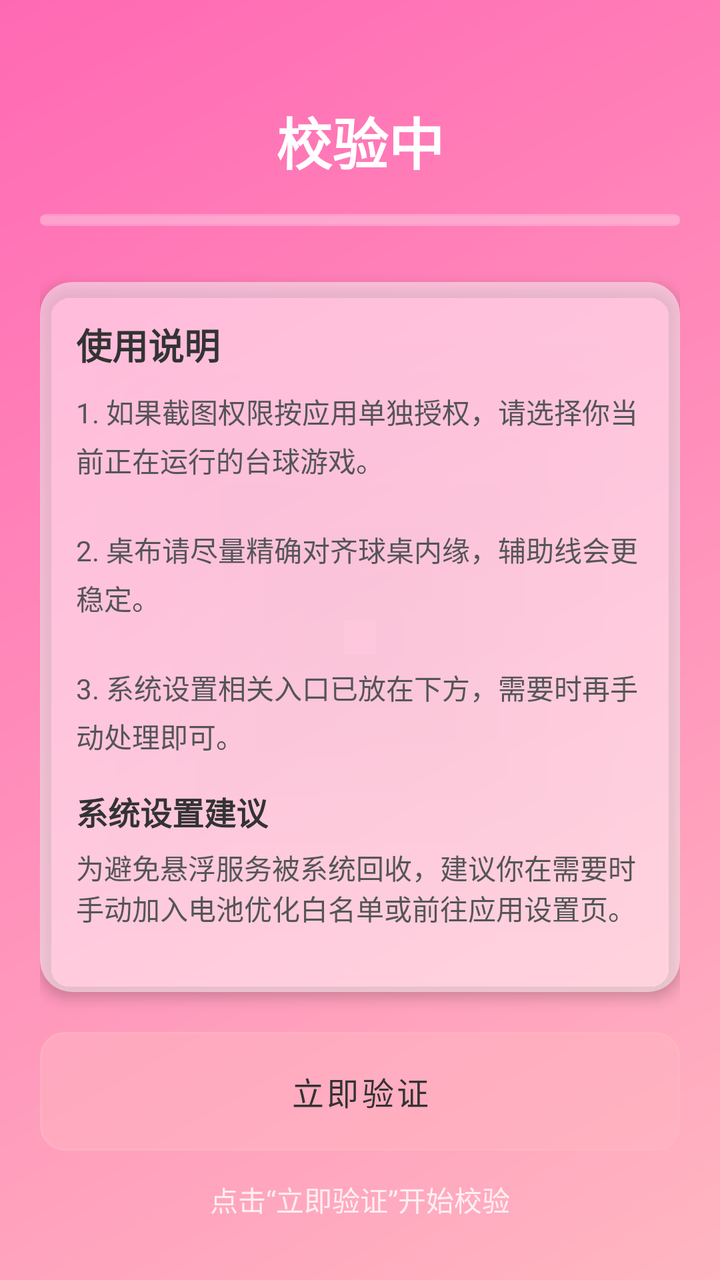
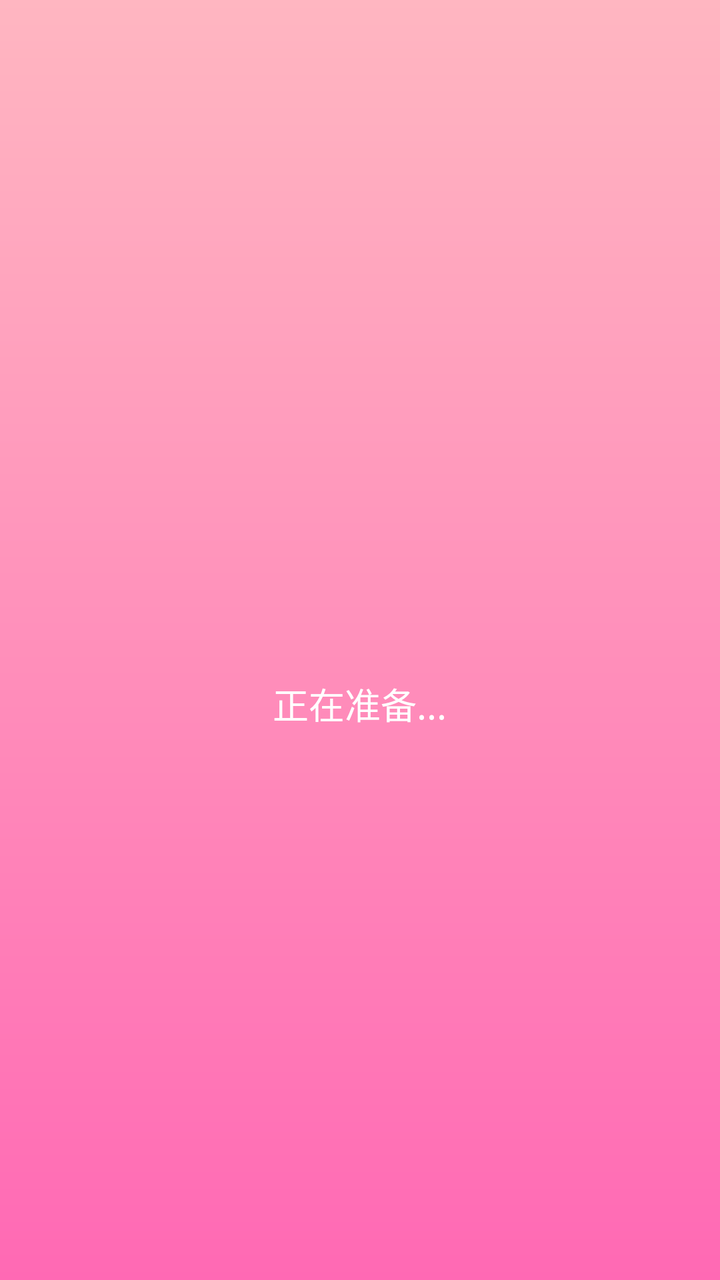

Compare the two renders of this Android layout. The source of the first and the diff that turns it into the second are given below.
<!-- AndroidManifest.xml: application theme Theme.BabyJie -->
<!-- res/layout/activity_check.xml -->
<?xml version="1.0" encoding="utf-8"?>
<ScrollView xmlns:android="http://schemas.android.com/apk/res/android"
    xmlns:app="http://schemas.android.com/apk/res-auto"
    android:layout_width="match_parent"
    android:layout_height="match_parent"
    android:background="@drawable/bg_pink_gradient"
    android:fillViewport="true"
    android:padding="20dp">

    <LinearLayout
        android:layout_width="match_parent"
        android:layout_height="wrap_content"
        android:orientation="vertical"
        android:gravity="center_horizontal">

        
        <TextView
            android:layout_width="wrap_content"
            android:layout_height="wrap_content"
            android:text="校验中"
            android:textSize="28sp"
            android:textColor="#FFFFFF"
            android:textStyle="bold"
            android:layout_marginTop="30dp"/>

        
        <ProgressBar
            android:id="@+id/progressBar"
            style="?android:attr/progressBarStyleHorizontal"
            android:layout_width="match_parent"
            android:layout_height="6dp"
            android:layout_marginTop="16dp"
            android:progressTint="#FF69B4"
            android:progressBackgroundTint="#60FFFFFF"
            android:background="@drawable/progress_bg_rounded"/>

        
        <androidx.cardview.widget.CardView
            android:layout_width="match_parent"
            android:layout_height="wrap_content"
            android:layout_marginTop="28dp"
            app:cardCornerRadius="16dp"
            app:cardElevation="4dp"
            app:cardBackgroundColor="#80FFFFFF">

            <LinearLayout
                android:layout_width="match_parent"
                android:layout_height="wrap_content"
                android:orientation="vertical"
                android:padding="18dp">

                <TextView
                    android:layout_width="wrap_content"
                    android:layout_height="wrap_content"
                    android:text="使用说明"
                    android:textSize="18sp"
                    android:textColor="#333333"
                    android:textStyle="bold"
                    android:layout_marginBottom="10dp"/>

                <TextView
                    android:layout_width="wrap_content"
                    android:layout_height="wrap_content"
                    android:text="1. 如果截图权限按应用单独授权，请选择你当前正在运行的台球游戏。\n\n2. 桌布请尽量精确对齐球桌内缘，辅助线会更稳定。\n\n3. 系统设置相关入口已放在下方，需要时再手动处理即可。"
                    android:textSize="14sp"
                    android:textColor="#555555"
                    android:lineSpacingExtra="4dp"/>

                <TextView
                    android:layout_width="wrap_content"
                    android:layout_height="wrap_content"
                    android:text="系统设置建议"
                    android:textSize="16sp"
                    android:textColor="#333333"
                    android:textStyle="bold"
                    android:layout_marginTop="16dp"/>

                <TextView
                    android:layout_width="wrap_content"
                    android:layout_height="wrap_content"
                    android:text="为避免悬浮服务被系统回收，建议你在需要时手动加入电池优化白名单或前往应用设置页。"
                    android:textSize="14sp"
                    android:textColor="#555555"
                    android:layout_marginTop="6dp"/>

                
                <LinearLayout
                    android:layout_width="match_parent"
                    android:layout_height="wrap_content"
                    android:orientation="horizontal"
                    android:layout_marginTop="14dp"
                    android:gravity="center">

                    <Button
                        android:id="@+id/btnBattery"
                        style="@style/PinkGlassButton"
                        android:text="电池优先"
                        android:layout_width="0dp"
                        android:layout_weight="1"
                        android:layout_marginEnd="8dp"/>

                    <Button
                        android:id="@+id/btnAppSettings"
                        style="@style/PinkGlassButton"
                        android:text="应用系统"
                        android:layout_width="0dp"
                        android:layout_weight="1"
                        android:layout_marginStart="8dp"/>
                </LinearLayout>
            </LinearLayout>
        </androidx.cardview.widget.CardView>

        
        <Button
            android:id="@+id/btnVerify"
            style="@style/PinkGlassButton"
            android:text="立即验证"
            android:layout_width="match_parent"
            android:layout_height="wrap_content"
            android:layout_marginTop="20dp"
            android:paddingVertical="12dp"
            android:textSize="16sp"/>

        
        <TextView
            android:id="@+id/tvStatus"
            android:layout_width="wrap_content"
            android:layout_height="wrap_content"
            android:text="点击“立即验证”开始校验"
            android:textColor="#FFFFFF"
            android:textSize="14sp"
            android:layout_marginTop="14dp"
            android:alpha="0.8"/>

    </LinearLayout>
</ScrollView>
<!-- resources referenced by this layout -->
<resources>
  <!-- drawable bg_pink_gradient (drawable) -->
  <shape xmlns:android="http://schemas.android.com/apk/res/android">
      <gradient
          android:startColor="#FFB6C1"
          android:endColor="#FF69B4"
          android:angle="135"/>
  </shape>
  <!-- drawable progress_bg_rounded (drawable) -->
  <shape xmlns:android="http://schemas.android.com/apk/res/android">
      <solid android:color="#40FFFFFF" />
      <corners android:radius="4dp" />
  </shape>
  <style name="PinkGlassButton" parent="Widget.MaterialComponents.Button">
          <item name="android:background">@drawable/glass_btn_bg</item>
          <item name="android:textColor">#333333</item>
          <item name="android:textSize">14sp</item>
      </style>
  <style name="Theme.BabyJie" parent="Theme.MaterialComponents.Light.NoActionBar">
          <item name="colorPrimary">@color/pink_primary</item>
          <item name="colorPrimaryDark">@color/pink_dark</item>
          <item name="colorAccent">@color/pink_dark</item>
          <item name="android:windowBackground">@color/pink_primary</item>
      </style>
  <!-- drawable glass_btn_bg (drawable) -->
  <?xml version="1.0" encoding="utf-8"?>
  <shape xmlns:android="http://schemas.android.com/apk/res/android">
      <solid android:color="#80FFFFFF" />
      <corners android:radius="12dp" />
      <stroke android:width="1dp" android:color="#B0FFFFFF" />
  </shape>
  <color name="pink_primary">#FFB6C1</color>
  <color name="pink_dark">#FF69B4</color>
</resources>

<!-- the commit's change to res/layout/activity_check.xml (unified diff, before → after) -->
@@ -1,136 +1,21 @@
 <?xml version="1.0" encoding="utf-8"?>
-<ScrollView xmlns:android="http://schemas.android.com/apk/res/android"
-    xmlns:app="http://schemas.android.com/apk/res-auto"
+<LinearLayout xmlns:android="http://schemas.android.com/apk/res/android"
     android:layout_width="match_parent"
     android:layout_height="match_parent"
-    android:background="@drawable/bg_pink_gradient"
-    android:fillViewport="true"
-    android:padding="20dp">
+    android:background="@drawable/main_bg_gradient"
+    android:gravity="center"
+    android:orientation="vertical">
 
-    <LinearLayout
-        android:layout_width="match_parent"
+    <ProgressBar
+        android:layout_width="48dp"
+        android:layout_height="48dp"
+        android:indeterminateTint="#FFFFFF" />
+
+    <TextView
+        android:layout_width="wrap_content"
         android:layout_height="wrap_content"
-        android:orientation="vertical"
-        android:gravity="center_horizontal">
-
-        
-        <TextView
-            android:layout_width="wrap_content"
-            android:layout_height="wrap_content"
-            android:text="校验中"
-            android:textSize="28sp"
-            android:textColor="#FFFFFF"
-            android:textStyle="bold"
-            android:layout_marginTop="30dp"/>
-
-        
-        <ProgressBar
-            android:id="@+id/progressBar"
-            style="?android:attr/progressBarStyleHorizontal"
-            android:layout_width="match_parent"
-            android:layout_height="6dp"
-            android:layout_marginTop="16dp"
-            android:progressTint="#FF69B4"
-            android:progressBackgroundTint="#60FFFFFF"
-            android:background="@drawable/progress_bg_rounded"/>
-
-        
-        <androidx.cardview.widget.CardView
-            android:layout_width="match_parent"
-            android:layout_height="wrap_content"
-            android:layout_marginTop="28dp"
-            app:cardCornerRadius="16dp"
-            app:cardElevation="4dp"
-            app:cardBackgroundColor="#80FFFFFF">
-
-            <LinearLayout
-                android:layout_width="match_parent"
-                android:layout_height="wrap_content"
-                android:orientation="vertical"
-                android:padding="18dp">
-
-                <TextView
-                    android:layout_width="wrap_content"
-                    android:layout_height="wrap_content"
-                    android:text="使用说明"
-                    android:textSize="18sp"
-                    android:textColor="#333333"
-                    android:textStyle="bold"
-                    android:layout_marginBottom="10dp"/>
-
-                <TextView
-                    android:layout_width="wrap_content"
-                    android:layout_height="wrap_content"
-                    android:text="1. 如果截图权限按应用单独授权，请选择你当前正在运行的台球游戏。\n\n2. 桌布请尽量精确对齐球桌内缘，辅助线会更稳定。\n\n3. 系统设置相关入口已放在下方，需要时再手动处理即可。"
-                    android:textSize="14sp"
-                    android:textColor="#555555"
-                    android:lineSpacingExtra="4dp"/>
-
-                <TextView
-                    android:layout_width="wrap_content"
-                    android:layout_height="wrap_content"
-                    android:text="系统设置建议"
-                    android:textSize="16sp"
-                    android:textColor="#333333"
-                    android:textStyle="bold"
-                    android:layout_marginTop="16dp"/>
-
-                <TextView
-                    android:layout_width="wrap_content"
-                    android:layout_height="wrap_content"
-                    android:text="为避免悬浮服务被系统回收，建议你在需要时手动加入电池优化白名单或前往应用设置页。"
-                    android:textSize="14sp"
-                    android:textColor="#555555"
-                    android:layout_marginTop="6dp"/>
-
-                
-                <LinearLayout
-                    android:layout_width="match_parent"
-                    android:layout_height="wrap_content"
-                    android:orientation="horizontal"
-                    android:layout_marginTop="14dp"
-                    android:gravity="center">
-
-                    <Button
-                        android:id="@+id/btnBattery"
-                        style="@style/PinkGlassButton"
-                        android:text="电池优先"
-                        android:layout_width="0dp"
-                        android:layout_weight="1"
-                        android:layout_marginEnd="8dp"/>
-
-                    <Button
-                        android:id="@+id/btnAppSettings"
-                        style="@style/PinkGlassButton"
-                        android:text="应用系统"
-                        android:layout_width="0dp"
-                        android:layout_weight="1"
-                        android:layout_marginStart="8dp"/>
-                </LinearLayout>
-            </LinearLayout>
-        </androidx.cardview.widget.CardView>
-
-        
-        <Button
-            android:id="@+id/btnVerify"
-            style="@style/PinkGlassButton"
-            android:text="立即验证"
-            android:layout_width="match_parent"
-            android:layout_height="wrap_content"
-            android:layout_marginTop="20dp"
-            android:paddingVertical="12dp"
-            android:textSize="16sp"/>
-
-        
-        <TextView
-            android:id="@+id/tvStatus"
-            android:layout_width="wrap_content"
-            android:layout_height="wrap_content"
-            android:text="点击“立即验证”开始校验"
-            android:textColor="#FFFFFF"
-            android:textSize="14sp"
-            android:layout_marginTop="14dp"
-            android:alpha="0.8"/>
-
-    </LinearLayout>
-</ScrollView>
+        android:text="正在准备..."
+        android:textColor="#FFFFFF"
+        android:textSize="18sp"
+        android:layout_marginTop="16dp" />
+</LinearLayout>
<!-- resource entries referenced after the edit -->
@@ -1,35 +1,19 @@
 <!-- resources referenced by this layout -->
 <resources>
-  <!-- drawable bg_pink_gradient (drawable) -->
+  <!-- drawable main_bg_gradient (drawable) -->
+  <?xml version="1.0" encoding="utf-8"?>
   <shape xmlns:android="http://schemas.android.com/apk/res/android">
       <gradient
+          android:angle="270"
           android:startColor="#FFB6C1"
-          android:endColor="#FF69B4"
-          android:angle="135"/>
+          android:endColor="#FF69B4" />
   </shape>
-  <!-- drawable progress_bg_rounded (drawable) -->
-  <shape xmlns:android="http://schemas.android.com/apk/res/android">
-      <solid android:color="#40FFFFFF" />
-      <corners android:radius="4dp" />
-  </shape>
-  <style name="PinkGlassButton" parent="Widget.MaterialComponents.Button">
-          <item name="android:background">@drawable/glass_btn_bg</item>
-          <item name="android:textColor">#333333</item>
-          <item name="android:textSize">14sp</item>
-      </style>
   <style name="Theme.BabyJie" parent="Theme.MaterialComponents.Light.NoActionBar">
           <item name="colorPrimary">@color/pink_primary</item>
           <item name="colorPrimaryDark">@color/pink_dark</item>
           <item name="colorAccent">@color/pink_dark</item>
           <item name="android:windowBackground">@color/pink_primary</item>
       </style>
-  <!-- drawable glass_btn_bg (drawable) -->
-  <?xml version="1.0" encoding="utf-8"?>
-  <shape xmlns:android="http://schemas.android.com/apk/res/android">
-      <solid android:color="#80FFFFFF" />
-      <corners android:radius="12dp" />
-      <stroke android:width="1dp" android:color="#B0FFFFFF" />
-  </shape>
   <color name="pink_primary">#FFB6C1</color>
   <color name="pink_dark">#FF69B4</color>
 </resources>
